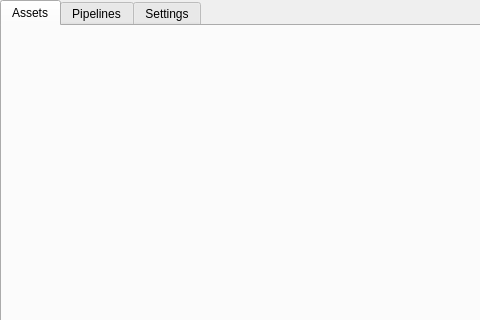
This is MainApplication/MainApplication_GUI.ui in tkideneb1999/GameAssetPipelineProgram as Qt 5 draws it before an edit; both pictures show x 0 to 480 and y 0 to 320 of the 1041 by 600 pixel window. The edited form follows.
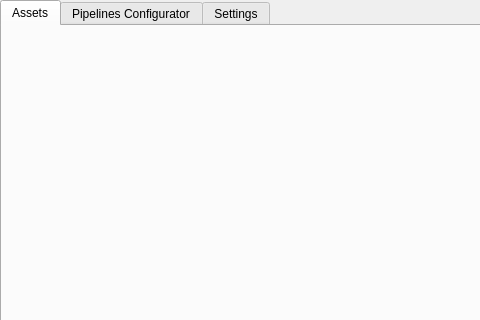
This is the edited form.

Patch:
```diff
--- a/MainApplication/MainApplication_GUI.ui
+++ b/MainApplication/MainApplication_GUI.ui
@@ -65,7 +65,7 @@
         <bool>true</bool>
        </property>
        <attribute name="title">
-        <string>Pipelines</string>
+        <string>Pipelines Configurator</string>
        </attribute>
        <layout class="QVBoxLayout" name="verticalLayout_3"/>
       </widget>
```
